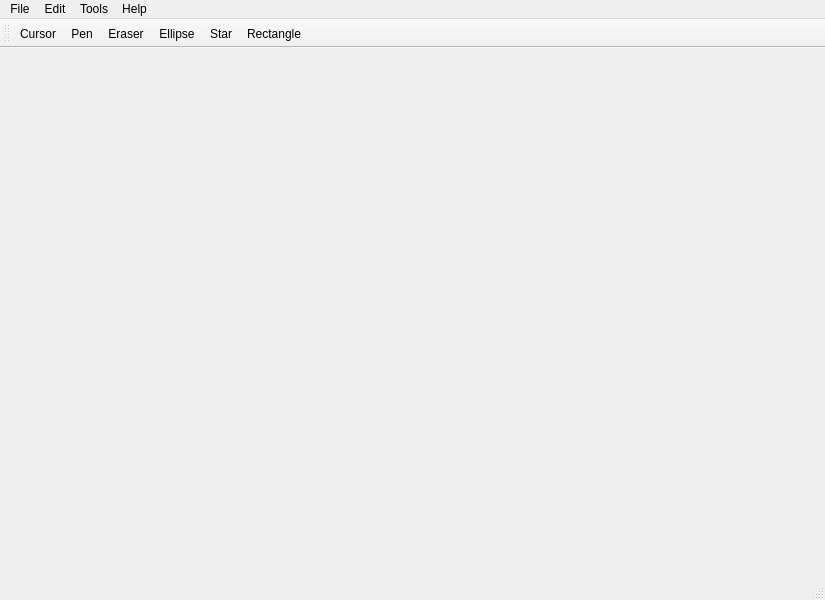
Old version of the form 6-14PainterAppRubberBand/mainwindow.ui in the repository enric-bover/qt5-course.
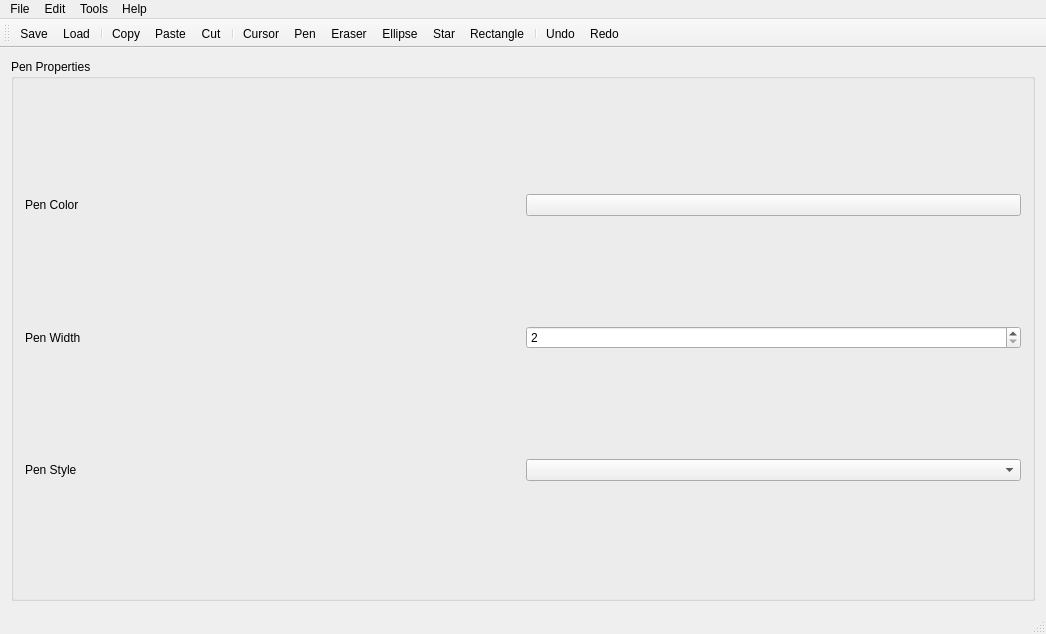
New version of the form. Icons and pictures are not drawn.

Commit message: not finished, a lot of copy pasting, will continue with class implementic cut and paste, seems more interesting

```diff
--- a/6-14PainterAppRubberBand/mainwindow.ui
+++ b/6-14PainterAppRubberBand/mainwindow.ui
@@ -6,17 +6,83 @@
    <rect>
     <x>0</x>
     <y>0</y>
-    <width>825</width>
-    <height>600</height>
+    <width>1046</width>
+    <height>634</height>
    </rect>
   </property>
   <property name="windowTitle">
    <string>MainWindow</string>
   </property>
   <widget class="QWidget" name="centralWidget">
-   <layout class="QHBoxLayout" name="horizontalLayout">
+   <layout class="QHBoxLayout" name="horizontalLayout_4">
     <item>
-     <layout class="QVBoxLayout" name="listLayout"/>
+     <layout class="QVBoxLayout" name="listLayout">
+      <item>
+       <widget class="QGroupBox" name="groupBox">
+        <property name="title">
+         <string>Pen Properties</string>
+        </property>
+        <layout class="QVBoxLayout" name="verticalLayout">
+         <item>
+          <layout class="QHBoxLayout" name="horizontalLayout_3">
+           <item>
+            <widget class="QLabel" name="label">
+             <property name="text">
+              <string>Pen Color</string>
+             </property>
+            </widget>
+           </item>
+           <item>
+            <widget class="QPushButton" name="penColorButton">
+             <property name="text">
+              <string/>
+             </property>
+            </widget>
+           </item>
+          </layout>
+         </item>
+         <item>
+          <layout class="QVBoxLayout" name="colorPickerLayout"/>
+         </item>
+         <item>
+          <layout class="QHBoxLayout" name="horizontalLayout_2">
+           <item>
+            <widget class="QLabel" name="label_2">
+             <property name="text">
+              <string>Pen Width</string>
+             </property>
+            </widget>
+           </item>
+           <item>
+            <widget class="QSpinBox" name="penWidthSpinBox">
+             <property name="minimum">
+              <number>2</number>
+             </property>
+             <property name="maximum">
+              <number>12</number>
+             </property>
+            </widget>
+           </item>
+          </layout>
+         </item>
+         <item>
+          <layout class="QHBoxLayout" name="horizontalLayout">
+           <item>
+            <widget class="QLabel" name="label_3">
+             <property name="text">
+              <string>Pen Style</string>
+             </property>
+            </widget>
+           </item>
+           <item>
+            <widget class="QComboBox" name="penStyleComboBox"/>
+           </item>
+          </layout>
+         </item>
+        </layout>
+       </widget>
+      </item>
+     </layout>
     </item>
     <item>
      <layout class="QVBoxLayout" name="viewLayout"/>
@@ -28,8 +94,8 @@
     <rect>
      <x>0</x>
      <y>0</y>
-     <width>825</width>
-     <height>26</height>
+     <width>1046</width>
+     <height>22</height>
     </rect>
    </property>
    <widget class="QMenu" name="menuFile">
@@ -73,12 +139,22 @@
    <attribute name="toolBarBreak">
     <bool>false</bool>
    </attribute>
+   <addaction name="actionSave"/>
+   <addaction name="actionLoad"/>
+   <addaction name="separator"/>
+   <addaction name="actionCopy"/>
+   <addaction name="actionPaste"/>
+   <addaction name="actionCut"/>
+   <addaction name="separator"/>
    <addaction name="actionCursor"/>
    <addaction name="actionPen"/>
    <addaction name="actionEraser"/>
    <addaction name="actionEllipse"/>
    <addaction name="actionStar"/>
    <addaction name="actionRectangle"/>
+   <addaction name="separator"/>
+   <addaction name="actionUndo"/>
+   <addaction name="actionRedo"/>
   </widget>
   <widget class="QStatusBar" name="statusBar"/>
   <action name="actionAdd_Image">
@@ -162,6 +238,69 @@
     <string>Cursor</string>
    </property>
   </action>
+  <action name="actionSave">
+   <property name="icon">
+    <iconset resource="resource.qrc">
+     <normaloff>:/images/save.png</normaloff>:/images/save.png</iconset>
+   </property>
+   <property name="text">
+    <string>Save</string>
+   </property>
+  </action>
+  <action name="actionLoad">
+   <property name="icon">
+    <iconset resource="resource.qrc">
+     <normaloff>:/images/open.png</normaloff>:/images/open.png</iconset>
+   </property>
+   <property name="text">
+    <string>Load</string>
+   </property>
+  </action>
+  <action name="actionCopy">
+   <property name="icon">
+    <iconset resource="resource.qrc">
+     <normaloff>:/images/copyIcon.png</normaloff>:/images/copyIcon.png</iconset>
+   </property>
+   <property name="text">
+    <string>Copy</string>
+   </property>
+  </action>
+  <action name="actionCut">
+   <property name="icon">
+    <iconset resource="resource.qrc">
+     <normaloff>:/images/cutIcon.png</normaloff>:/images/cutIcon.png</iconset>
+   </property>
+   <property name="text">
+    <string>Cut</string>
+   </property>
+  </action>
+  <action name="actionPaste">
+   <property name="icon">
+    <iconset resource="resource.qrc">
+     <normaloff>:/images/pasteIcon.png</normaloff>:/images/pasteIcon.png</iconset>
+   </property>
+   <property name="text">
+    <string>Paste</string>
+   </property>
+  </action>
+  <action name="actionUndo">
+   <property name="icon">
+    <iconset resource="resource.qrc">
+     <normaloff>:/images/undoIcon.png</normaloff>:/images/undoIcon.png</iconset>
+   </property>
+   <property name="text">
+    <string>Undo</string>
+   </property>
+  </action>
+  <action name="actionRedo">
+   <property name="icon">
+    <iconset resource="resource.qrc">
+     <normaloff>:/images/redoIcon.png</normaloff>:/images/redoIcon.png</iconset>
+   </property>
+   <property name="text">
+    <string>Redo</string>
+   </property>
+  </action>
  </widget>
  <layoutdefault spacing="6" margin="11"/>
  <resources>
```
Left out of the diff: 8 changed lines with no effect on the pictures. The commit also changes 36 other files.
